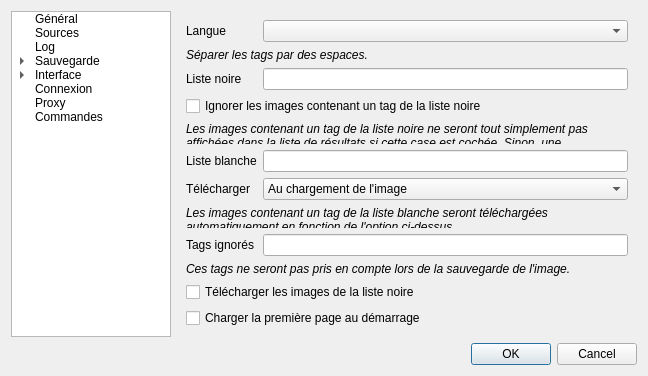
Before: the Qt Designer form ui/optionswindow.ui in XanderMld/imgbrd-grabber, drawn with Qt 5.
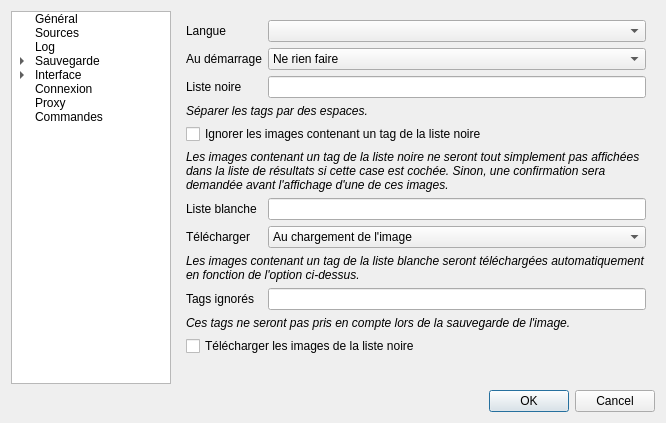
After: the same form once the commit is applied. The open tabs and pages were chosen to show the change. Icons and pictures are not drawn.

What changed in the file:
```diff
--- a/ui/optionswindow.ui
+++ b/ui/optionswindow.ui
@@ -6,8 +6,8 @@
    <rect>
     <x>0</x>
     <y>0</y>
-    <width>648</width>
-    <height>376</height>
+    <width>666</width>
+    <height>423</height>
    </rect>
   </property>
   <property name="windowTitle">
@@ -165,31 +165,24 @@
          <item row="0" column="1">
           <widget class="QComboBox" name="comboLanguages"/>
          </item>
-         <item row="1" column="0" colspan="2">
-          <widget class="QLabel" name="label_2">
-           <property name="text">
-            <string>&lt;i&gt;Séparer les tags par des espaces.&lt;/i&gt;</string>
-           </property>
-          </widget>
-         </item>
-         <item row="2" column="0">
+         <item row="3" column="0">
           <widget class="QLabel" name="label_5">
            <property name="text">
             <string>Liste noire</string>
            </property>
           </widget>
          </item>
-         <item row="2" column="1">
+         <item row="3" column="1">
           <widget class="QLineEdit" name="lineBlacklist"/>
          </item>
-         <item row="3" column="0" colspan="2">
+         <item row="5" column="0" colspan="2">
           <widget class="QCheckBox" name="checkHideBlacklisted">
            <property name="text">
             <string>Ignorer les images contenant un tag de la liste noire</string>
            </property>
           </widget>
          </item>
-         <item row="4" column="0" colspan="2">
+         <item row="6" column="0" colspan="2">
           <widget class="QLabel" name="label_6">
            <property name="text">
             <string>&lt;i&gt;Les images contenant un tag de la liste noire ne seront tout simplement pas affichées dans la liste de résultats si cette case est cochée. Sinon, une confirmation sera demandée avant l'affichage d'une de ces images.&lt;/i&gt;</string>
@@ -199,24 +192,24 @@
            </property>
           </widget>
          </item>
-         <item row="5" column="0">
+         <item row="7" column="0">
           <widget class="QLabel" name="label_48">
            <property name="text">
             <string>Liste blanche</string>
            </property>
           </widget>
          </item>
-         <item row="5" column="1">
+         <item row="7" column="1">
           <widget class="QLineEdit" name="lineWhitelist"/>
          </item>
-         <item row="6" column="0">
+         <item row="8" column="0">
           <widget class="QLabel" name="label_50">
            <property name="text">
             <string>Télécharger</string>
            </property>
           </widget>
          </item>
-         <item row="6" column="1">
+         <item row="8" column="1">
           <widget class="QComboBox" name="comboWhitelist">
            <property name="currentIndex">
             <number>1</number>
@@ -238,7 +231,7 @@
            </item>
           </widget>
          </item>
-         <item row="7" column="0" colspan="2">
+         <item row="9" column="0" colspan="2">
           <widget class="QLabel" name="label_51">
            <property name="text">
             <string>&lt;i&gt;Les images contenant un tag de la liste blanche seront téléchargées automatiquement en fonction de l'option ci-dessus.&lt;/i&gt;</string>
@@ -248,17 +241,17 @@
            </property>
           </widget>
          </item>
-         <item row="8" column="0">
+         <item row="10" column="0">
           <widget class="QLabel" name="label_49">
            <property name="text">
             <string>Tags ignorés</string>
            </property>
           </widget>
          </item>
-         <item row="8" column="1">
+         <item row="10" column="1">
           <widget class="QLineEdit" name="lineIgnored"/>
          </item>
-         <item row="9" column="0" colspan="2">
+         <item row="11" column="0" colspan="2">
           <widget class="QLabel" name="label_52">
            <property name="text">
             <string>&lt;i&gt;Ces tags ne seront pas pris en compte lors de la sauvegarde de l'image.&lt;/i&gt;</string>
@@ -268,17 +261,43 @@
            </property>
           </widget>
          </item>
-         <item row="10" column="0" colspan="2">
+         <item row="12" column="0" colspan="2">
           <widget class="QCheckBox" name="checkDownloadBlacklisted">
            <property name="text">
             <string>Télécharger les images de la liste noire</string>
            </property>
           </widget>
          </item>
-         <item row="11" column="0" colspan="2">
-          <widget class="QCheckBox" name="checkLoadFirstAtStart">
+         <item row="1" column="0">
+          <widget class="QLabel" name="label_63">
            <property name="text">
-            <string>Charger la première page au démarrage</string>
+            <string>Au démarrage</string>
+           </property>
+          </widget>
+         </item>
+         <item row="1" column="1">
+          <widget class="QComboBox" name="comboStart">
+           <item>
+            <property name="text">
+             <string>Ne rien faire</string>
+            </property>
+           </item>
+           <item>
+            <property name="text">
+             <string>Charger la première page</string>
+            </property>
+           </item>
+           <item>
+            <property name="text">
+             <string>Restaurer la dernière session</string>
+            </property>
+           </item>
+          </widget>
+         </item>
+         <item row="4" column="0" colspan="2">
+          <widget class="QLabel" name="label_2">
+           <property name="text">
+            <string>&lt;i&gt;Séparer les tags par des espaces.&lt;/i&gt;</string>
            </property>
           </widget>
          </item>
```
Left out of the diff: 72 changed lines with no effect on the pictures.
